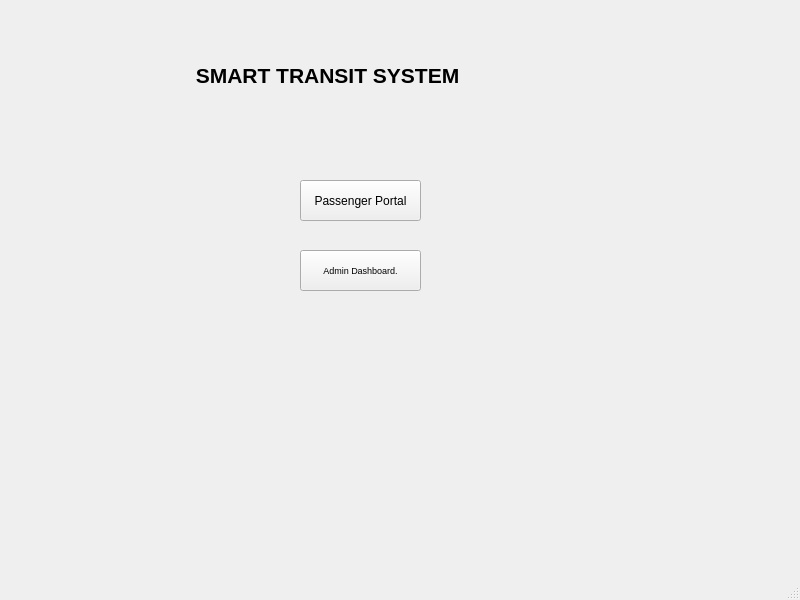
Old version of the form mainwindow.ui in the repository Maslook-bit/SmartTransit.
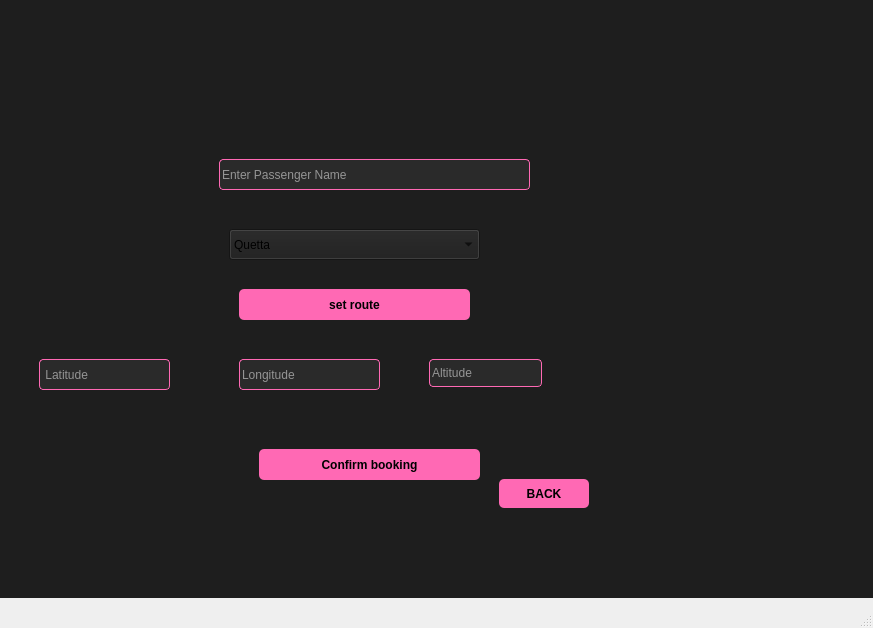
New version of the form. The open tabs and pages were chosen to show the change.

What changed in the file:
```diff
--- a/mainwindow.ui
+++ b/mainwindow.ui
@@ -6,8 +6,8 @@
    <rect>
     <x>0</x>
     <y>0</y>
-    <width>800</width>
-    <height>600</height>
+    <width>873</width>
+    <height>628</height>
    </rect>
   </property>
   <property name="font">
@@ -20,57 +20,293 @@
    <string>MainWindow</string>
   </property>
   <widget class="QWidget" name="centralwidget">
-   <widget class="QLabel" name="label">
-    <property name="geometry">
-     <rect>
-      <x>120</x>
-      <y>0</y>
-      <width>421</width>
-      <height>151</height>
-     </rect>
-    </property>
-    <property name="text">
-     <string>             SMART TRANSIT SYSTEM</string>
-    </property>
-   </widget>
-   <widget class="QPushButton" name="btn_passenger">
-    <property name="geometry">
-     <rect>
-      <x>300</x>
-      <y>180</y>
-      <width>121</width>
-      <height>41</height>
-     </rect>
-    </property>
-    <property name="font">
-     <font>
-      <pointsize>9</pointsize>
-      <bold>false</bold>
-     </font>
-    </property>
-    <property name="text">
-     <string>Passenger Portal</string>
-    </property>
-   </widget>
-   <widget class="QPushButton" name="btn_admin">
-    <property name="geometry">
-     <rect>
-      <x>300</x>
-      <y>250</y>
-      <width>121</width>
-      <height>41</height>
-     </rect>
-    </property>
-    <property name="font">
-     <font>
-      <pointsize>7</pointsize>
-      <bold>false</bold>
-     </font>
-    </property>
-    <property name="text">
-     <string>Admin Dashboard.</string>
-    </property>
-   </widget>
+   <property name="styleSheet">
+    <string notr="true">QWidget {
+    background-color: #1e1e1e; /* Dark Charcoal */
+}
+QLabel {
+    color: #ff69b4; /* Hot Pink - high visibility */
+    font-weight: bold;
+}
+QLineEdit {
+    background-color: #2a2a2a;
+    color: white;
+    border: 1px solid #ff69b4; /* Pink border */
+    border-radius: 4px;
+}
+QPushButton {
+    background-color: #ff69b4;
+    color: black;
+    font-weight: bold;
+    border-radius: 5px;
+}</string>
+   </property>
+   <layout class="QVBoxLayout" name="verticalLayout_2">
+    <item>
+     <widget class="QStackedWidget" name="stackedWidget">
+      <property name="autoFillBackground">
+       <bool>false</bool>
+      </property>
+      <property name="currentIndex">
+       <number>0</number>
+      </property>
+      <widget class="QWidget" name="page">
+       <layout class="QVBoxLayout" name="verticalLayout_3">
+        <item>
+         <widget class="QLabel" name="label">
+          <property name="font">
+           <font>
+            <pointsize>20</pointsize>
+            <italic>true</italic>
+            <bold>true</bold>
+           </font>
+          </property>
+          <property name="text">
+           <string>                            SMART TRANSIT SYSTEM</string>
+          </property>
+         </widget>
+        </item>
+        <item alignment="Qt::AlignmentFlag::AlignVCenter">
+         <widget class="QLabel" name="label_clock">
+          <property name="font">
+           <font>
+            <pointsize>12</pointsize>
+            <bold>true</bold>
+           </font>
+          </property>
+          <property name="text">
+           <string>                                                                                             TextLabel</string>
+          </property>
+         </widget>
+        </item>
+        <item>
+         <widget class="QPushButton" name="btn_passenger">
+          <property name="font">
+           <font>
+            <pointsize>-1</pointsize>
+            <bold>true</bold>
+           </font>
+          </property>
+          <property name="styleSheet">
+           <string notr="true">QPushButton {
+    background-color: #ff69b4;
+    color: white;
+    border-radius: 10px;
+    font-size: 16px;
+    font-weight: bold;
+    padding: 15px;
+    border: none;
+}
+QPushButton:hover {
+    background-color: #ff1493; /* Deeper pink on hover */
+}</string>
+          </property>
+          <property name="text">
+           <string>Passenger Portal</string>
+          </property>
+         </widget>
+        </item>
+        <item>
+         <widget class="QPushButton" name="btn_admin_portal">
+          <property name="font">
+           <font>
+            <pointsize>-1</pointsize>
+            <bold>true</bold>
+           </font>
+          </property>
+          <property name="styleSheet">
+           <string notr="true">QPushButton {
+    background-color: #ff69b4;
+    color: white;
+    border-radius: 10px;
+    font-size: 16px;
+    font-weight: bold;
+    padding: 15px;
+    border: none;
+}
+QPushButton:hover {
+    background-color: #ff1493; /* Deeper pink on hover */
+}</string>
+          </property>
+          <property name="text">
+           <string>Admin Dashboard.</string>
+          </property>
+         </widget>
+        </item>
+       </layout>
+      </widget>
+      <widget class="QWidget" name="page_2">
+       <layout class="QVBoxLayout" name="verticalLayout">
+        <item>
+         <widget class="QTableWidget" name="tableWidget">
+          <column>
+           <property name="text">
+            <string>ID</string>
+           </property>
+          </column>
+          <column>
+           <property name="text">
+            <string>Name</string>
+           </property>
+          </column>
+          <column>
+           <property name="text">
+            <string>Role</string>
+           </property>
+          </column>
+          <column>
+           <property name="text">
+            <string>Region</string>
+           </property>
+          </column>
+         </widget>
+        </item>
+        <item>
+         <widget class="QPushButton" name="btnReturn">
+          <property name="text">
+           <string>Back to Menu</string>
+          </property>
+         </widget>
+        </item>
+        <item>
+         <widget class="QPushButton" name="btn_delete">
+          <property name="text">
+           <string>Delete Passanger</string>
+          </property>
+         </widget>
+        </item>
+       </layout>
+      </widget>
+      <widget class="QWidget" name="page_5">
+       <widget class="QLineEdit" name="line_passengerName">
+        <property name="geometry">
+         <rect>
+          <x>210</x>
+          <y>150</y>
+          <width>311</width>
+          <height>31</height>
+         </rect>
+        </property>
+        <property name="placeholderText">
+         <string>Enter Passenger Name</string>
+        </property>
+       </widget>
+       <widget class="QComboBox" name="combo_destination">
+        <property name="geometry">
+         <rect>
+          <x>220</x>
+          <y>220</y>
+          <width>251</width>
+          <height>31</height>
+         </rect>
+        </property>
+        <item>
+         <property name="text">
+          <string>Quetta</string>
+         </property>
+        </item>
+        <item>
+         <property name="text">
+          <string>Islamabad</string>
+         </property>
+        </item>
+        <item>
+         <property name="text">
+          <string>Karachi</string>
+         </property>
+        </item>
+       </widget>
+       <widget class="QPushButton" name="btn_bookTicket">
+        <property name="geometry">
+         <rect>
+          <x>250</x>
+          <y>440</y>
+          <width>221</width>
+          <height>31</height>
+         </rect>
+        </property>
+        <property name="text">
+         <string>Confirm booking</string>
+        </property>
+       </widget>
+       <widget class="QPushButton" name="btn_backFromPassenger">
+        <property name="geometry">
+         <rect>
+          <x>490</x>
+          <y>470</y>
+          <width>90</width>
+          <height>29</height>
+         </rect>
+        </property>
+        <property name="text">
+         <string>BACK</string>
+        </property>
+       </widget>
+       <widget class="QLineEdit" name="line_latitude">
+        <property name="geometry">
+         <rect>
+          <x>30</x>
+          <y>350</y>
+          <width>131</width>
+          <height>31</height>
+         </rect>
+        </property>
+        <property name="text">
+         <string/>
+        </property>
+        <property name="placeholderText">
+         <string> Latitude</string>
+        </property>
+       </widget>
+       <widget class="QLineEdit" name="line_longitude">
+        <property name="geometry">
+         <rect>
+          <x>230</x>
+          <y>350</y>
+          <width>141</width>
+          <height>31</height>
+         </rect>
+        </property>
+        <property name="text">
+         <string/>
+        </property>
+        <property name="placeholderText">
+         <string>Longitude</string>
+        </property>
+       </widget>
+       <widget class="QLineEdit" name="line_altitude">
+        <property name="geometry">
+         <rect>
+          <x>420</x>
+          <y>350</y>
+          <width>113</width>
+          <height>28</height>
+         </rect>
+        </property>
+        <property name="text">
+         <string/>
+        </property>
+        <property name="placeholderText">
+         <string>Altitude</string>
+        </property>
+       </widget>
+       <widget class="QPushButton" name="setRoute">
+        <property name="geometry">
+         <rect>
+          <x>230</x>
+          <y>280</y>
+          <width>231</width>
+          <height>31</height>
+         </rect>
+        </property>
+        <property name="text">
+         <string>set route</string>
+        </property>
+       </widget>
+      </widget>
+     </widget>
+    </item>
+   </layout>
   </widget>
   <widget class="QMenuBar" name="menubar">
    <property name="geometry">
```
Left out of the diff: 2 changed lines with no effect on the pictures.
